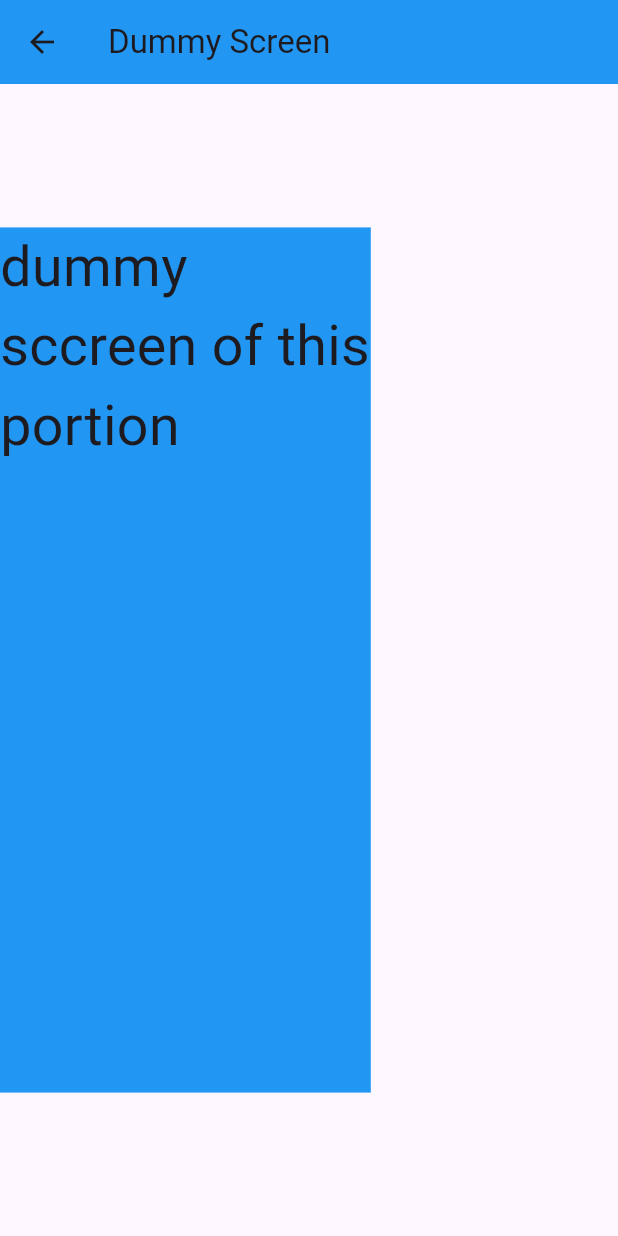
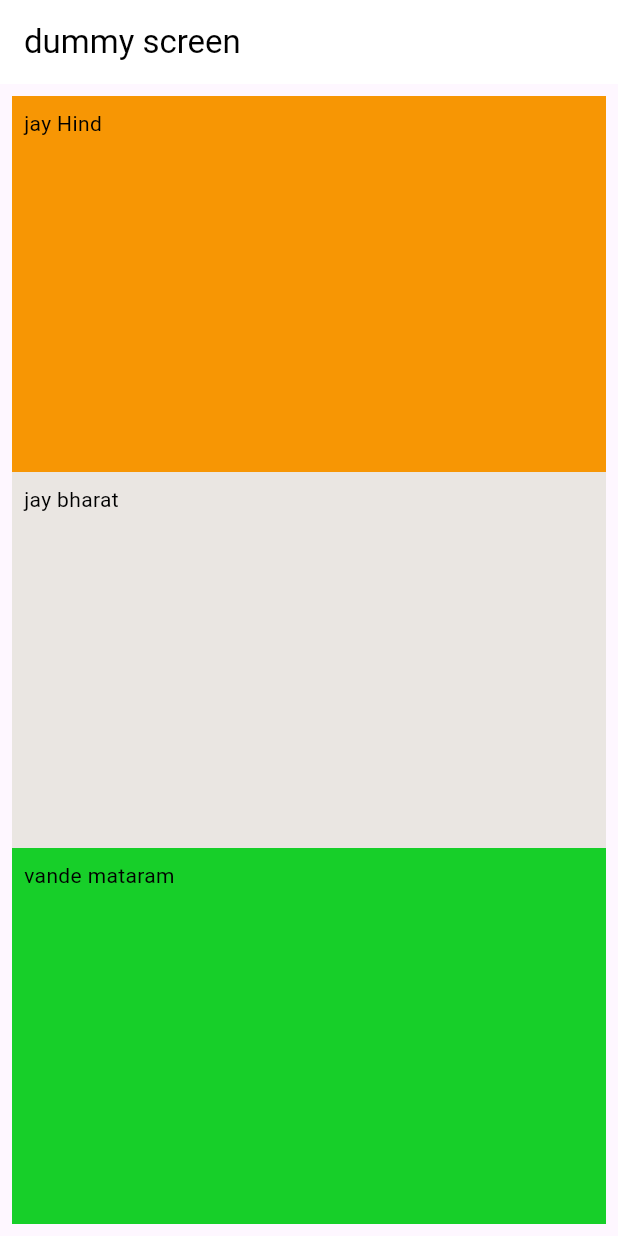
Before and after one commit to Krishna-93-dev/Youtube, a Flutter app: the DummyScreen screen opened directly, on a phone screen of 412 x 824 dp. Run offline on Flutter 3.47's test engine with Material 3 defaults, Android fonts, the phone set to English and light mode, and no system bars; our stand-ins replace get, shared_preferences; accounts and stored records are empty.

Commit message:
update dummy screen

```diff
--- a/lib/main.dart
+++ b/lib/main.dart
@@ -25,9 +25,9 @@ class MyApp extends StatelessWidget {
   @override
   Widget build(BuildContext context) {
     return GetMaterialApp(
-      initialRoute: token == null ? '/newsscreen' : '/tabs', //loginscreen
+      initialRoute: token == null ? '/dummyscreen' : '/tabs', //loginscreen  //newsscreen
       routes: {
-        '/': (context) =>NewsScreen(),
+        '/': (context) =>DummyScreen(),
         '/loginscreen': (context) => LoginScreen(),
         '/shorts': (context) => Shorts(),
         '/tabs': (context) => Tabs(),
--- a/lib/routes/app_routes.dart
+++ b/lib/routes/app_routes.dart
@@ -11,5 +11,7 @@ static const String creatNewAccountScreen = "/creat_new_account";
 static const String youtubeScreen = "/youtube_screen";
 static const String youtubePlayVideo = "/YoutubePlayVideo";
 static const String newsscreen = "/newsscreen";
+static const String dummtscreen = "/dummyscreen";
+
 
 }
--- a/lib/screens.dart/dummy_screen.dart
+++ b/lib/screens.dart/dummy_screen.dart
@@ -1,36 +1,115 @@
 import 'package:flutter/material.dart';
-import 'package:get/get_connect/http/src/utils/utils.dart';
 
-class DummyScreen extends StatefulWidget {
-  const DummyScreen({super.key});
-
-  @override
-  State<DummyScreen> createState() => _DummyScreenState();
+void main() {
+  runApp(MyApp());
 }
 
-class _DummyScreenState extends State<DummyScreen> {
+class MyApp extends StatelessWidget {
   @override
   Widget build(BuildContext context) {
-    final screenheight = MediaQuery.of(context).size.height;
-    final screenWidth = MediaQuery.of(context).size.width;
+    return MaterialApp(
+      home: DummyScreen(),
+      debugShowCheckedModeBanner: false,
+    );
+  }
+}
 
+class DummyScreen extends StatelessWidget {
+  @override
+  Widget build(BuildContext context) {
     return Scaffold(
-      appBar: AppBar(title: Text("Dummy Screen"),
+      appBar: AppBar(
+        title: Text('dummy screen'),
+        backgroundColor: Colors.white,
+        foregroundColor: Colors.black,
+      ),
 
-      backgroundColor: Colors.blue),
-      body: Column(
-        mainAxisAlignment: MainAxisAlignment.center,
-        children: [
-          Container(
-            height: screenheight * 0.7,
-            width: screenWidth * 0.6,
-            color: Colors.blue,
-            child: Text(
-              "dummy sccreen of this portion  ",
-              style: TextStyle(fontSize: screenWidth * 0.09),
+      body: Padding(
+        padding: const EdgeInsets.all(8.0),
+        child: Column(
+          children: [
+            // Flexible Widget
+            Flexible(
+              flex: 1,
+              child: Container(
+                width: double.infinity,
+                color: const Color.fromARGB(255, 247, 150, 4),
+                alignment: Alignment.topLeft,
+                padding: EdgeInsets.all(8),
+                child: Text(
+                  'jay Hind ',
+                  style: TextStyle(color: Colors.black),
+                ),
+              ),
             ),
-          )
-        ],
+
+
+
+
+        Flexible(
+              flex: 1,
+              child: Container(
+                width: double.infinity,
+                color: const Color.fromARGB(255, 234, 230, 226),
+                alignment: Alignment.topLeft,
+                padding: EdgeInsets.all(8),
+                child: Text(
+                  'jay bharat ',
+                  style: TextStyle(color: Colors.black),
+                ),
+              ),
+            ),
+
+
+
+
+        Flexible(
+              flex: 1,
+              child: Container(
+                width: double.infinity,
+                color: const Color.fromARGB(255, 23, 207, 41),
+                alignment: Alignment.topLeft,
+                padding: EdgeInsets.all(8),
+                child: Text(
+                  'vande mataram',
+                  style: TextStyle(color: Colors.black),
+                ),
+              ),
+            ),
+
+
+
+
+
+
+
+
+
+
+
+
+
+
+
+
+
+
+
+            // Expanded(
+            //   flex: 3,
+            //   child: Container(
+            //     width: double.infinity,
+            //     color: const Color.fromARGB(255, 245, 245, 247),
+            //     alignment: Alignment.topLeft,
+            //     padding: EdgeInsets.all(8),
+            //     child: Text(
+            //       'middle of flag',
+            //       style: TextStyle(color: Colors.black),
+            //     ),
+            //   ),
+            // ),
+          ],
+        ),
       ),
     );
   }
```
Also changed, not shown: pubspec.yaml (+26 -13 lines), assets/icon/Youtube_logo.png (added), pubspec.lock, 29 other files.
